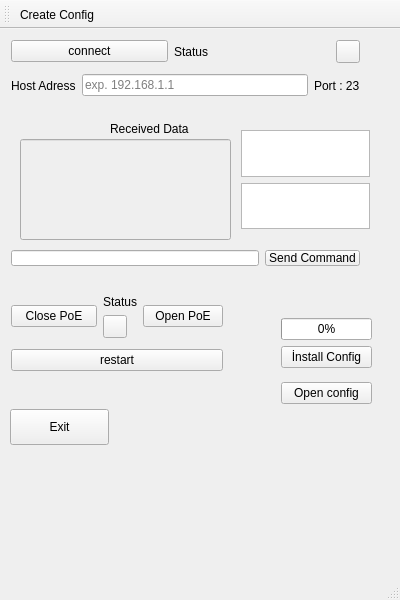
Before: the Qt Designer form tcpqt.ui in atakanakbulut/maipuswitch, drawn with Qt 5.
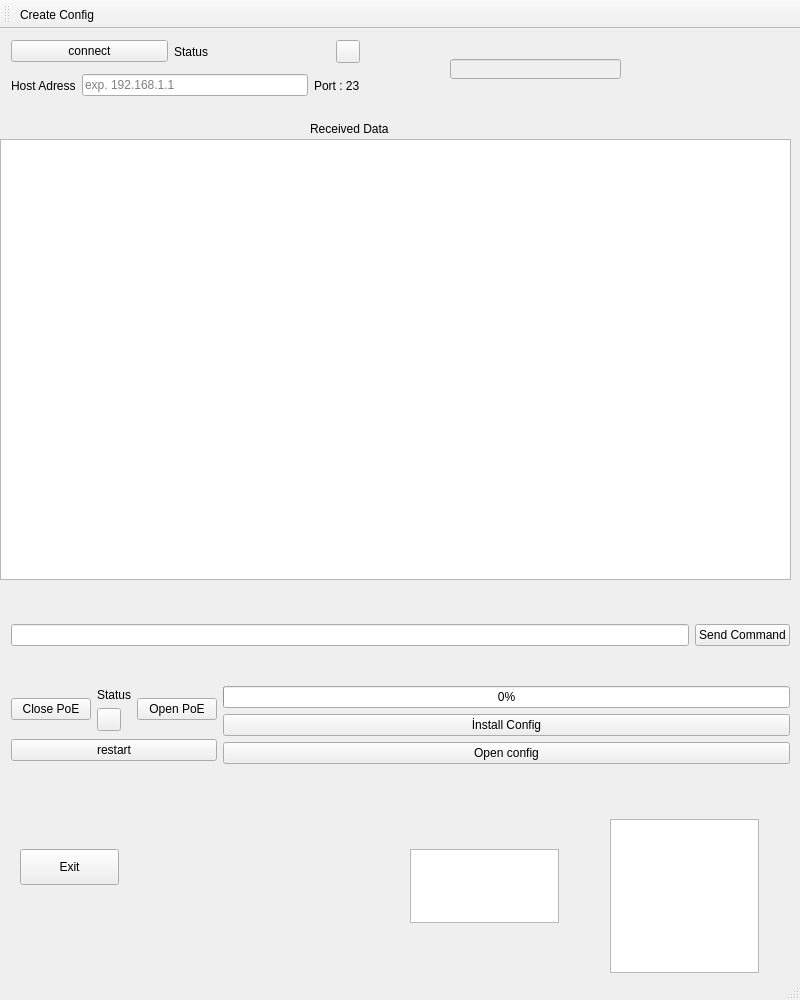
After: the same form once the commit is applied.

Patch:
```diff
--- a/tcpqt.ui
+++ b/tcpqt.ui
@@ -6,8 +6,8 @@
    <rect>
     <x>0</x>
     <y>0</y>
-    <width>400</width>
-    <height>600</height>
+    <width>800</width>
+    <height>1000</height>
    </rect>
   </property>
   <property name="minimumSize">
@@ -18,8 +18,8 @@
   </property>
   <property name="maximumSize">
    <size>
-    <width>400</width>
-    <height>600</height>
+    <width>800</width>
+    <height>1000</height>
    </size>
   </property>
   <property name="windowTitle">
@@ -29,8 +29,8 @@
    <widget class="QPushButton" name="pushButton_2">
     <property name="geometry">
      <rect>
-      <x>10</x>
-      <y>380</y>
+      <x>20</x>
+      <y>820</y>
       <width>99</width>
       <height>36</height>
      </rect>
@@ -42,7 +42,7 @@
    <widget class="QLabel" name="label_4">
     <property name="geometry">
      <rect>
-      <x>110</x>
+      <x>310</x>
       <y>90</y>
       <width>111</width>
       <height>20</height>
@@ -131,69 +131,38 @@
      </item>
     </layout>
    </widget>
-   <widget class="QWidget" name="layoutWidget">
-    <property name="geometry">
-     <rect>
-      <x>0</x>
-      <y>210</y>
-      <width>371</width>
-      <height>38</height>
-     </rect>
-    </property>
-    <layout class="QHBoxLayout" name="horizontalLayout_4">
-     <item>
-      <widget class="QLineEdit" name="leCmds"/>
-     </item>
-     <item>
-      <widget class="QPushButton" name="pbSend">
-       <property name="text">
-        <string>Send Command</string>
-       </property>
-      </widget>
-     </item>
-    </layout>
-   </widget>
    <widget class="QLineEdit" name="lineEdit">
     <property name="enabled">
      <bool>false</bool>
     </property>
     <property name="geometry">
      <rect>
-      <x>20</x>
-      <y>110</y>
-      <width>211</width>
-      <height>101</height>
+      <x>450</x>
+      <y>30</y>
+      <width>171</width>
+      <height>20</height>
      </rect>
     </property>
+    <property name="sizePolicy">
+     <sizepolicy hsizetype="Maximum" vsizetype="Fixed">
+      <horstretch>0</horstretch>
+      <verstretch>0</verstretch>
+     </sizepolicy>
+    </property>
     <property name="font">
      <font>
       <family>Ubuntu</family>
      </font>
     </property>
-   </widget>
-   <widget class="QWidget" name="layoutWidget">
-    <property name="geometry">
-     <rect>
-      <x>230</x>
-      <y>90</y>
-      <width>151</width>
-      <height>121</height>
-     </rect>
+    <property name="alignment">
+     <set>Qt::AlignLeading|Qt::AlignLeft|Qt::AlignTop</set>
     </property>
-    <layout class="QVBoxLayout" name="verticalLayout_2">
-     <item>
-      <widget class="QListView" name="listView"/>
-     </item>
-     <item>
-      <widget class="QListView" name="listView_2"/>
-     </item>
-    </layout>
    </widget>
    <widget class="QLabel" name="label_5">
     <property name="geometry">
      <rect>
-      <x>360</x>
-      <y>610</y>
+      <x>610</x>
+      <y>840</y>
       <width>16</width>
       <height>16</height>
      </rect>
@@ -202,55 +171,69 @@
      <string/>
     </property>
    </widget>
+   <widget class="QListView" name="listView">
+    <property name="geometry">
+     <rect>
+      <x>410</x>
+      <y>820</y>
+      <width>149</width>
+      <height>74</height>
+     </rect>
+    </property>
+   </widget>
+   <widget class="QListView" name="listView_2">
+    <property name="geometry">
+     <rect>
+      <x>610</x>
+      <y>790</y>
+      <width>149</width>
+      <height>154</height>
+     </rect>
+    </property>
+   </widget>
+   <widget class="QTextBrowser" name="textBrowser">
+    <property name="geometry">
+     <rect>
+      <x>0</x>
+      <y>110</y>
+      <width>791</width>
+      <height>441</height>
+     </rect>
+    </property>
+    <property name="mouseTracking">
+     <bool>false</bool>
+    </property>
+    <property name="autoFillBackground">
+     <bool>false</bool>
+    </property>
+   </widget>
    <widget class="QWidget" name="">
     <property name="geometry">
      <rect>
-      <x>270</x>
-      <y>270</y>
-      <width>113</width>
-      <height>124</height>
+      <x>0</x>
+      <y>550</y>
+      <width>801</width>
+      <height>231</height>
      </rect>
     </property>
-    <layout class="QVBoxLayout" name="verticalLayout_5">
+    <layout class="QVBoxLayout" name="verticalLayout_2">
      <item>
-      <layout class="QVBoxLayout" name="verticalLayout_4">
+      <layout class="QHBoxLayout" name="horizontalLayout_4">
        <item>
-        <widget class="QProgressBar" name="progressBar">
-         <property name="value">
-          <number>0</number>
-         </property>
-        </widget>
+        <widget class="QLineEdit" name="leCmds"/>
        </item>
        <item>
-        <widget class="QPushButton" name="pushButton">
+        <widget class="QPushButton" name="pbSend">
          <property name="text">
-          <string>İnstall Config</string>
+          <string>Send Command</string>
          </property>
         </widget>
        </item>
       </layout>
      </item>
      <item>
-      <layout class="QHBoxLayout" name="horizontalLayout_5"/>
-     </item>
+      <layout class="QHBoxLayout" name="horizontalLayout_8">
      <item>
-      <widget class="QPushButton" name="pushButton_6">
-       <property name="text">
-        <string>Open config</string>
-       </property>
-      </widget>
-     </item>
-    </layout>
-   </widget>
-   <widget class="QWidget" name="">
-    <property name="geometry">
-     <rect>
-      <x>0</x>
-      <y>250</y>
-      <width>234</width>
-      <height>108</height>
-     </rect>
-    </property>
     <layout class="QVBoxLayout" name="verticalLayout_6">
      <item>
       <layout class="QHBoxLayout" name="horizontalLayout_7">
@@ -298,6 +281,43 @@
         <string>restart</string>
        </property>
       </widget>
+         </item>
+        </layout>
+       </item>
+       <item>
+        <layout class="QVBoxLayout" name="verticalLayout_5">
+         <item>
+          <layout class="QVBoxLayout" name="verticalLayout_4">
+           <item>
+            <widget class="QProgressBar" name="progressBar">
+             <property name="value">
+              <number>0</number>
+             </property>
+            </widget>
+           </item>
+          </layout>
+         </item>
+         <item>
+          <layout class="QHBoxLayout" name="horizontalLayout_5">
+           <item>
+            <widget class="QPushButton" name="pushButton">
+             <property name="text">
+              <string>İnstall Config</string>
+             </property>
+            </widget>
+           </item>
+          </layout>
+         </item>
+         <item>
+          <widget class="QPushButton" name="pushButton_6">
+           <property name="text">
+            <string>Open config</string>
+           </property>
+          </widget>
+         </item>
+        </layout>
+       </item>
+      </layout>
      </item>
     </layout>
    </widget>
```
Lines whose indentation alone changed are shown as unchanged.
